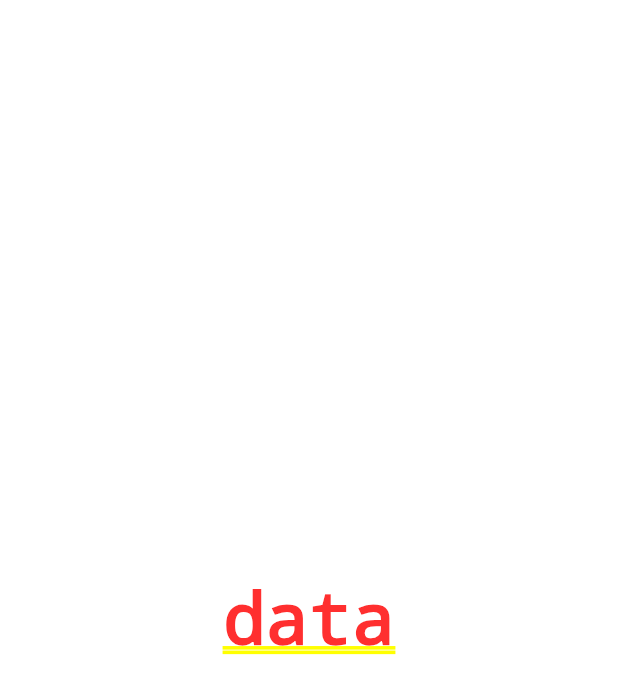
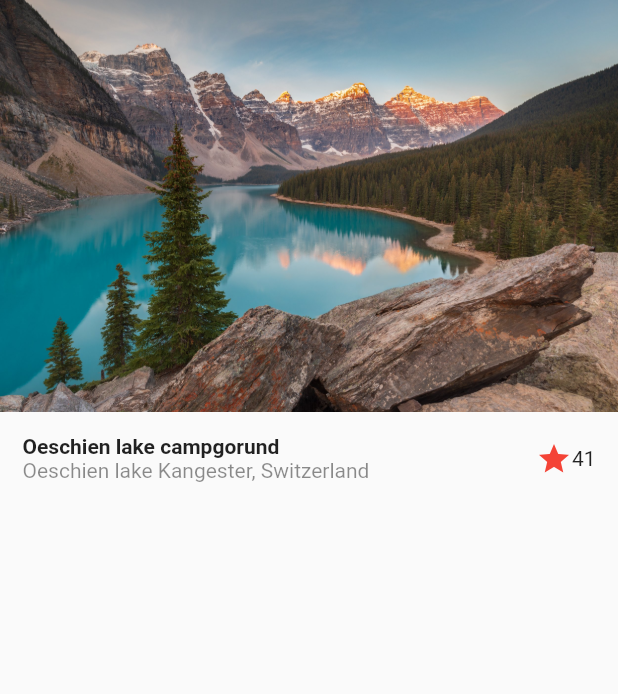
Before and after one commit to devb09/designs_app, a Flutter app: the screen it shows after launch, on a phone screen of 412 x 824 dp. Shown: the top 694 px of the screen. Run offline on Flutter 3.47's test engine with Material 2 defaults, Android fonts, the phone set to English and light mode, and no system bars.

Commit message:
feat: basic design init

```diff
--- a/lib/main.dart
+++ b/lib/main.dart
@@ -1,4 +1,5 @@
 import 'package:flutter/material.dart';
+import 'package:design_app/screens/basic_design.dart';
 
 void main() => runApp(const MyApp());
 
@@ -8,13 +9,10 @@ class MyApp extends StatelessWidget {
   @override
   Widget build(BuildContext context) {
     return MaterialApp(
+      debugShowCheckedModeBanner: false,
       title: 'Material App',
-      home: Column(
-        mainAxisAlignment: MainAxisAlignment.center,
-        children: [
-          Text('data')
-        ],
-      ),
+      initialRoute: 'basic_design',
+      routes: {'basic_design': ( _ ) => BasicDesignScreen()},
     );
   }
 }
--- /dev/null
+++ b/lib/screens/basic_design.dart
@@ -0,0 +1,46 @@
+import 'package:flutter/material.dart';
+
+class BasicDesignScreen extends StatelessWidget {
+
+  const BasicDesignScreen({Key? key}) : super(key: key);
+
+  @override
+  Widget build(BuildContext context) {
+    return Scaffold(
+      body: Column(
+        children: [
+          Image(image: AssetImage('assets/landscape.jpg')),
+          title()
+        ],
+      ),
+    );
+  }
+}
+
+class title extends StatelessWidget {
+  const title({
+    Key? key,
+  }) : super(key: key);
+
+  @override
+  Widget build(BuildContext context) {
+    return Container(
+      margin: EdgeInsets.all(15.0),
+      child: Row(
+        // mainAxisAlignment: MainAxisAlignment.spaceAround,
+        children: [
+          Column(
+            crossAxisAlignment: CrossAxisAlignment.start,
+            children: [
+              Text('Oeschien lake campgorund', style: TextStyle(fontWeight: FontWeight.bold),),
+              Text('Oeschien lake Kangester, Switzerland', style: TextStyle(color: Colors.black45)),
+            ],
+          ),
+          Expanded(child: Container()),
+          Icon(Icons.star, color: Colors.red),
+          Text('41')
+        ],
+      ),
+    );
+  }
+}
--- a/pubspec.yaml
+++ b/pubspec.yaml
@@ -60,8 +60,8 @@ flutter:
   uses-material-design: true
 
   # To add assets to your application, add an assets section, like this:
-  # assets:
-  #   - images/a_dot_burr.jpeg
+  assets:
+    - assets/
   #   - images/a_dot_ham.jpeg
 
   # An image asset can refer to one or more resolution-specific "variants", see
```
Also changed, not shown: assets/landscape.jpg (added).
